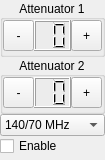
First picture: the form in src/view/core/Prm300ControlWidget.ui, repository nevaeh82/arm_r, before the edit.
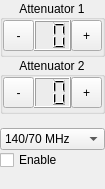
Second picture: the form after the edit.

Diff of the .ui file:
```diff
--- a/src/view/core/Prm300ControlWidget.ui
+++ b/src/view/core/Prm300ControlWidget.ui
@@ -7,7 +7,7 @@
     <x>0</x>
     <y>0</y>
     <width>101</width>
-    <height>160</height>
+    <height>189</height>
    </rect>
   </property>
   <property name="sizePolicy">
@@ -209,6 +209,13 @@
      </layout>
     </widget>
    </item>
+   <item>
+    <widget class="QLabel" name="lblFreq">
+     <property name="text">
+      <string/>
+     </property>
+    </widget>
+   </item>
    <item>
     <widget class="QComboBox" name="cbFilter">
      <item>
```
